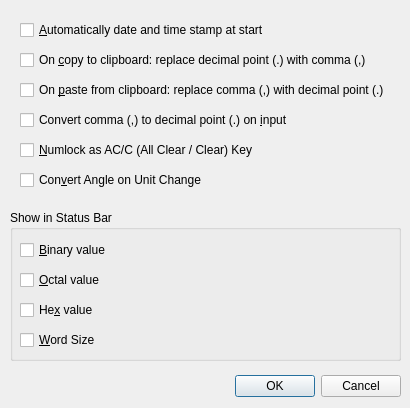
Old version of the form vicalc/ui/options_dialog.ui in the repository Kudaschov/ViCalc.
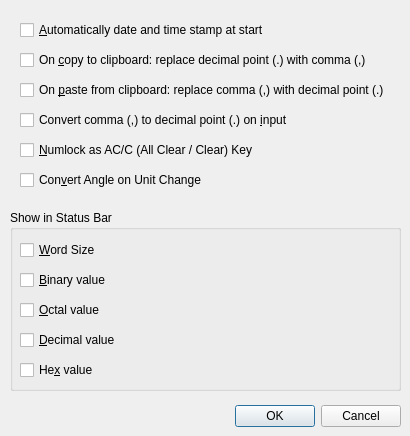
New version of the form.

Diff of the .ui file:
```diff
--- a/vicalc/ui/options_dialog.ui
+++ b/vicalc/ui/options_dialog.ui
@@ -7,7 +7,7 @@
     <x>0</x>
     <y>0</y>
     <width>410</width>
-    <height>408</height>
+    <height>436</height>
    </rect>
   </property>
   <property name="windowTitle">
@@ -20,7 +20,7 @@
    <property name="geometry">
     <rect>
      <x>10</x>
-     <y>370</y>
+     <y>400</y>
      <width>391</width>
      <height>32</height>
     </rect>
@@ -122,7 +122,7 @@
      <x>10</x>
      <y>210</y>
      <width>391</width>
-     <height>151</height>
+     <height>181</height>
     </rect>
    </property>
    <property name="locale">
@@ -135,7 +135,7 @@
     <property name="geometry">
      <rect>
       <x>10</x>
-      <y>30</y>
+      <y>60</y>
       <width>181</width>
       <height>20</height>
      </rect>
@@ -148,7 +148,7 @@
     <property name="geometry">
      <rect>
       <x>10</x>
-      <y>60</y>
+      <y>90</y>
       <width>181</width>
       <height>20</height>
      </rect>
@@ -161,7 +161,7 @@
     <property name="geometry">
      <rect>
       <x>10</x>
-      <y>90</y>
+      <y>150</y>
       <width>181</width>
       <height>20</height>
      </rect>
@@ -174,7 +174,7 @@
     <property name="geometry">
      <rect>
       <x>10</x>
-      <y>120</y>
+      <y>30</y>
       <width>75</width>
       <height>20</height>
      </rect>
@@ -183,6 +183,19 @@
      <string>&amp;Word Size</string>
     </property>
    </widget>
+   <widget class="QCheckBox" name="showDecimalValueCheckBox">
+    <property name="geometry">
+     <rect>
+      <x>10</x>
+      <y>120</y>
+      <width>181</width>
+      <height>20</height>
+     </rect>
+    </property>
+    <property name="text">
+     <string>&amp;Decimal value</string>
+    </property>
+   </widget>
   </widget>
  </widget>
  <resources/>
```
